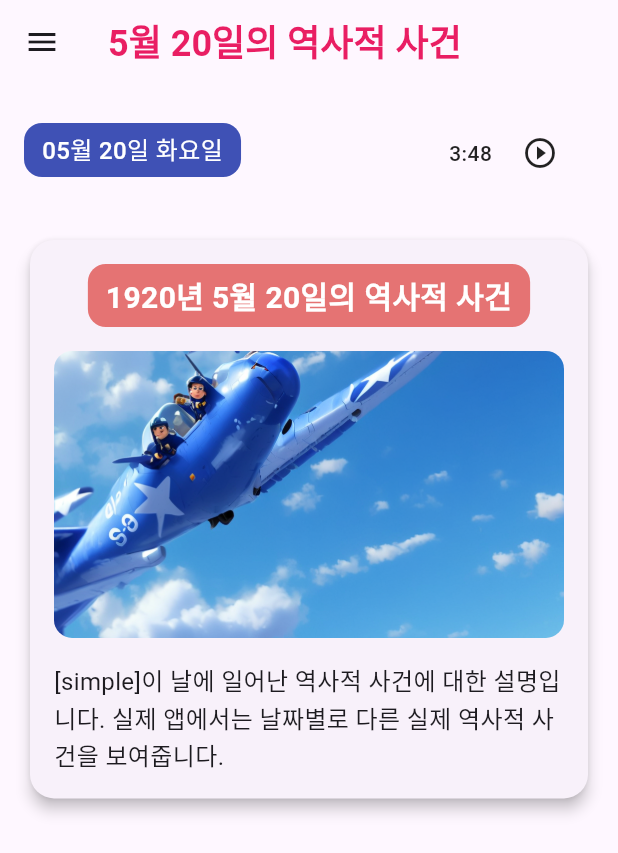
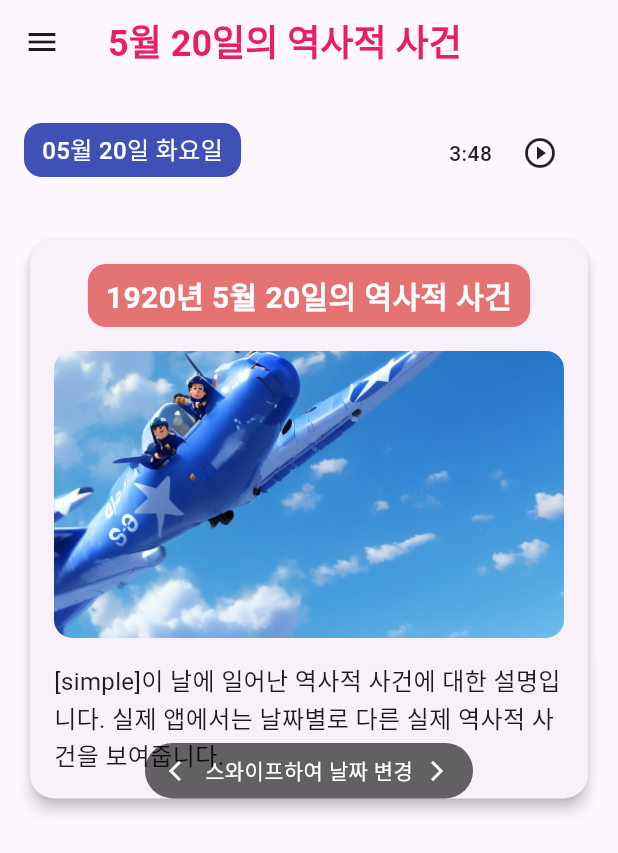
Before and after one commit to izowooi/honey-history, a Flutter app: the screen it shows after launch, on a phone screen of 412 x 824 dp. Shown: the top 853 px of the screen. Run offline on Flutter 3.47's test engine with Material 3 defaults, Android fonts, the phone set to English and light mode, and no system bars; our stand-ins replace flutter_riverpod, shared_preferences, youtube_player_flutter.

Commit message:
스와이프로 날짜 변경하는 로직 추가

```diff
--- /dev/null
+++ b/flutter_proj/devtools_options.yaml
@@ -0,0 +1,3 @@
+description: This file stores settings for Dart & Flutter DevTools.
+documentation: https://docs.flutter.dev/tools/devtools/extensions#configure-extension-enablement-states
+extensions:
--- a/flutter_proj/lib/providers/settings_provider.dart
+++ b/flutter_proj/lib/providers/settings_provider.dart
@@ -1,5 +1,17 @@
 import 'package:flutter_riverpod/flutter_riverpod.dart';
+import 'package:shared_preferences/shared_preferences.dart';
 
 final fontSizeScaleProvider = StateProvider<double>((ref) => 1.0);
 final showMoviesProvider = StateProvider<bool>((ref) => false);
 final useDetailedContentProvider = StateProvider<bool>((ref) => false);
+
+final showSwipeHintProvider = FutureProvider<bool>((ref) async {
+  final prefs = await SharedPreferences.getInstance();
+  final hasSeenHint = prefs.getBool('has_seen_swipe_hint');
+  return hasSeenHint == null ? true : !hasSeenHint;
+});
+
+void hideSwipeHint() async {
+  final prefs = await SharedPreferences.getInstance();
+  await prefs.setBool('has_seen_swipe_hint', true);
+}
--- a/flutter_proj/lib/widget/daily_calendar_widget.dart
+++ b/flutter_proj/lib/widget/daily_calendar_widget.dart
@@ -54,6 +54,7 @@ class DailyCalendarWidget extends ConsumerWidget {
     final historicalEvent = ref.watch(historicalEventProvider(selectedDate));
     final showMovies = ref.watch(showMoviesProvider);
     final fontSizeScale = ref.watch(fontSizeScaleProvider);
+    final showSwipeHint = ref.watch(showSwipeHintProvider);
 
     return Scaffold(
       appBar: AppBar(
@@ -75,7 +76,25 @@ class DailyCalendarWidget extends ConsumerWidget {
         ),
       ),
       drawer: const SettingsDrawer(),
-      body: SingleChildScrollView(
+      body: GestureDetector(
+        onHorizontalDragEnd: (details) {
+          if (details.primaryVelocity! > 0) {
+            // 오른쪽으로 스와이프 - 이전 날짜
+            ref.read(selectedDateProvider.notifier).state =
+                selectedDate.subtract(const Duration(days: 1));
+            // 스와이프 후 힌트 숨기기
+            hideSwipeHint();
+          } else if (details.primaryVelocity! < 0) {
+            // 왼쪽으로 스와이프 - 다음 날짜
+            ref.read(selectedDateProvider.notifier).state =
+                selectedDate.add(const Duration(days: 1));
+            // 스와이프 후 힌트 숨기기
+            hideSwipeHint();
+          }
+        },
+        child: Stack(
+          children: [
+            SingleChildScrollView(
               padding: const EdgeInsets.all(16.0),
               child: historicalEvent.when(
                 data: (event) => Column(
@@ -91,6 +110,45 @@ class DailyCalendarWidget extends ConsumerWidget {
                 ),
                 loading: () => const Center(child: CircularProgressIndicator()),
                 error: (err, stack) => ErrorDisplay(message: err.toString()),
+              ),
+            ),
+            // 스와이프 힌트 오버레이
+            if (showSwipeHint.when(
+              data: (show) => show,
+              loading: () => false,
+              error: (_, __) => false,
+            ))
+              Positioned(
+                left: 0,
+                right: 0,
+                bottom: 20,
+                child: Center(
+                  child: Container(
+                    padding: const EdgeInsets.symmetric(horizontal: 16, vertical: 8),
+                    decoration: BoxDecoration(
+                      color: Colors.black.withOpacity(0.6),
+                      borderRadius: BorderRadius.circular(20),
+                    ),
+                    child: Row(
+                      mainAxisSize: MainAxisSize.min,
+                      children: [
+                        const Icon(Icons.arrow_back_ios, color: Colors.white, size: 16),
+                        const SizedBox(width: 8),
+                        Text(
+                          '스와이프하여 날짜 변경',
+                          style: TextStyle(
+                            color: Colors.white,
+                            fontSize: 14 * fontSizeScale,
+                          ),
+                        ),
+                        const SizedBox(width: 8),
+                        const Icon(Icons.arrow_forward_ios, color: Colors.white, size: 16),
+                      ],
+                    ),
+                  ),
+                ),
+              ),
+          ],
         ),
       ),
     );
```
Also changed, not shown: flutter_proj/pubspec.yaml (+7 -7 lines). Lines whose indentation alone changed are shown as unchanged.
